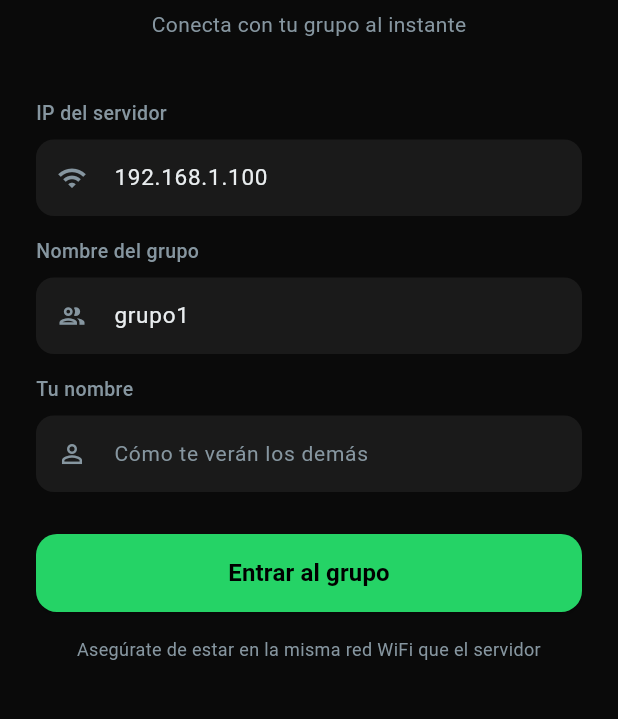
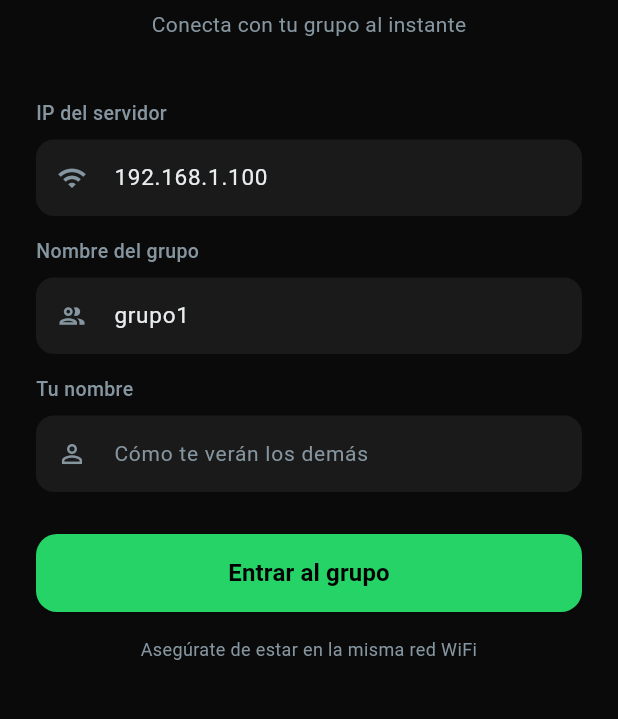
Before and after one commit to nicolaschica/PROYECTO_SISTEMAS, a Flutter app: the screen it shows after launch, on a phone screen of 412 x 824 dp, the part 291-1010 px from its top. Run offline on Flutter 3.47's test engine with Material 3 defaults, Android fonts, the phone set to English and light mode, and no system bars.

Commit message:
Second commit

```diff
--- a/lib/home_screen.dart
+++ b/lib/home_screen.dart
@@ -468,7 +468,7 @@ class _HomeScreenState extends State<HomeScreen> {
           const SizedBox(height: 16),
           const Center(
             child: Text(
-              'Asegúrate de estar en la misma red WiFi que el servidor',
+              'Asegúrate de estar en la misma red WiFi',
               style: TextStyle(color: _textMuted, fontSize: 12),
               textAlign: TextAlign.center,
             ),
```
